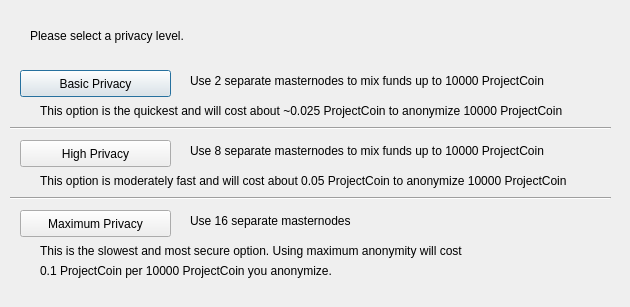
Above: src/qt/forms/obfuscationconfig.ui from nscoins/nscoincore before the change. Below: the same form after it.
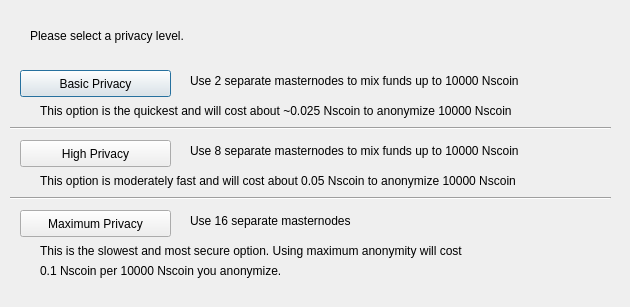
That is the form after the change.

Diff of the .ui file:
```diff
--- a/src/qt/forms/obfuscationconfig.ui
+++ b/src/qt/forms/obfuscationconfig.ui
@@ -75,7 +75,7 @@
     </rect>
    </property>
    <property name="text">
-    <string>Use 2 separate masternodes to mix funds up to 10000 ProjectCoin</string>
+    <string>Use 2 separate masternodes to mix funds up to 10000 Nscoin</string>
    </property>
   </widget>
   <widget class="QLabel" name="label_3">
@@ -88,7 +88,7 @@
     </rect>
    </property>
    <property name="text">
-    <string>Use 8 separate masternodes to mix funds up to 10000 ProjectCoin</string>
+    <string>Use 8 separate masternodes to mix funds up to 10000 Nscoin</string>
    </property>
   </widget>
   <widget class="QLabel" name="label_4">
@@ -114,7 +114,7 @@
     </rect>
    </property>
    <property name="text">
-    <string>This option is the quickest and will cost about ~0.025 ProjectCoin to anonymize 10000 ProjectCoin</string>
+    <string>This option is the quickest and will cost about ~0.025 Nscoin to anonymize 10000 Nscoin</string>
    </property>
   </widget>
   <widget class="QLabel" name="label_7">
@@ -127,7 +127,7 @@
     </rect>
    </property>
    <property name="text">
-    <string>This option is moderately fast and will cost about 0.05 ProjectCoin to anonymize 10000 ProjectCoin</string>
+    <string>This option is moderately fast and will cost about 0.05 Nscoin to anonymize 10000 Nscoin</string>
    </property>
   </widget>
   <widget class="QLabel" name="label_8">
@@ -153,7 +153,7 @@
     </rect>
    </property>
    <property name="text">
-    <string>0.1 ProjectCoin per 10000 ProjectCoin you anonymize.</string>
+    <string>0.1 Nscoin per 10000 Nscoin you anonymize.</string>
    </property>
   </widget>
   <widget class="Line" name="line">
```
